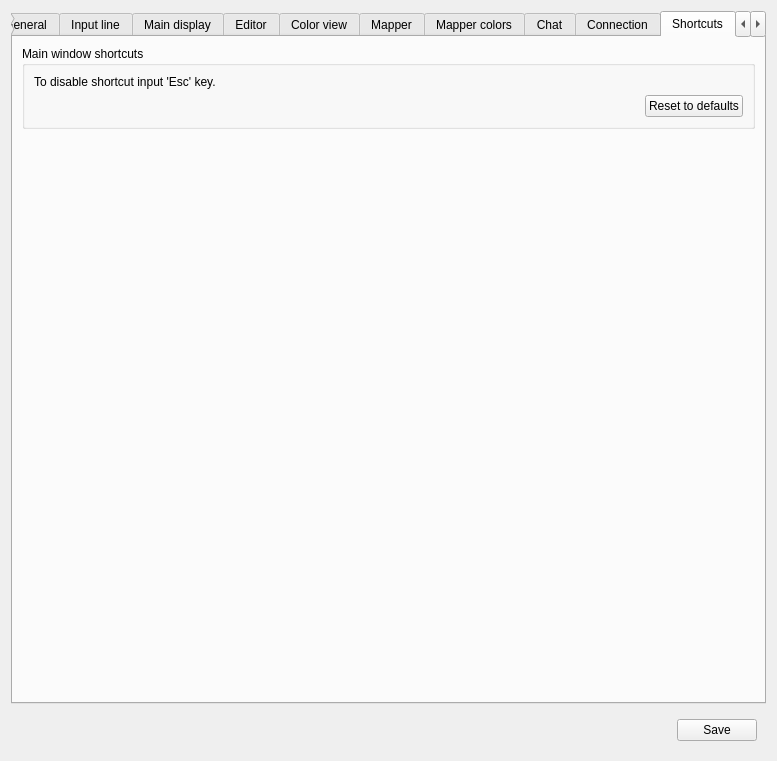
This is src/ui/profile_preferences.ui in Mudlet/Mudlet as Qt 5 draws it before an edit. The edited form follows.
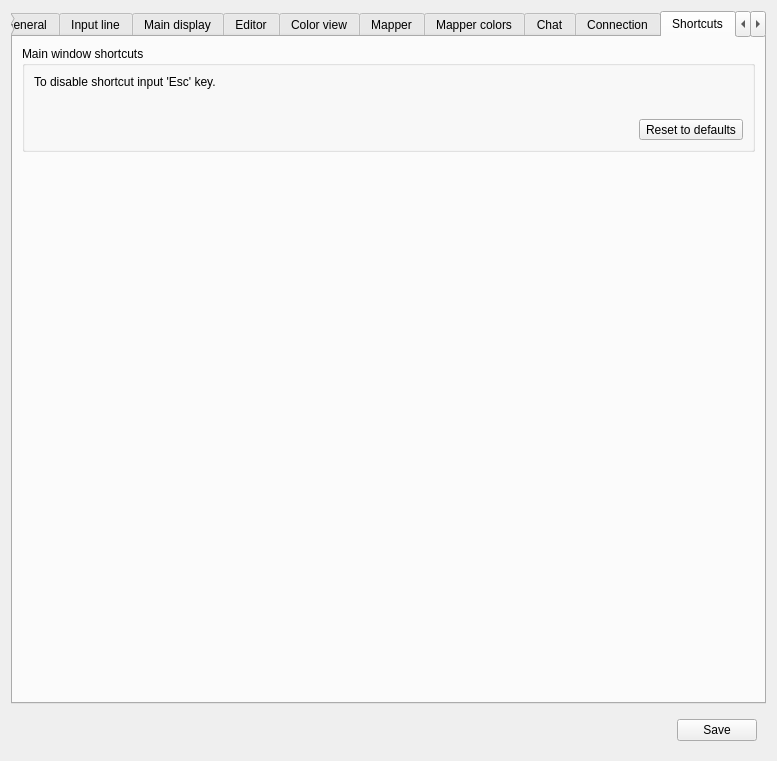
This is the edited form. The open tabs and pages were chosen to show the change. Icons and pictures are not drawn. Custom widgets are drawn as their Qt base class.

Commit message: Improve: fixup layout and tab-ordering for preferences dialogue

What changed in the file:
```diff
--- a/src/ui/profile_preferences.ui
+++ b/src/ui/profile_preferences.ui
@@ -3361,9 +3361,9 @@
       <attribute name="title">
        <string>Shortcuts</string>
       </attribute>
-      <layout class="QGridLayout" name="gridLayout_3">
-       <item row="0" column="0">
-        <widget class="QGroupBox" name="verticalLayout_main_window_shortcuts">
+      <layout class="QVBoxLayout" name="vBoxLayout_tab_shortcuts">
+       <item>
+        <widget class="QGroupBox" name="groupBox_main_window_shortcuts">
          <property name="sizePolicy">
           <sizepolicy hsizetype="Preferred" vsizetype="Preferred">
            <horstretch>0</horstretch>
@@ -3394,14 +3394,16 @@
            </widget>
           </item>
           <item>
+           <widget class="QFrame" name="frame_shortcuts">
            <layout class="QGridLayout" name="gridLayout_groupBox_shortcuts">
             <property name="horizontalSpacing">
              <number>20</number>
             </property>
            </layout>
+           </widget>
           </item>
           <item alignment="Qt::AlignRight">
-           <widget class="QPushButton" name="pushButton_resetMainWindowShortctus">
+           <widget class="QToolButton" name="toolButton_resetMainWindowShortcuts">
             <property name="text">
              <string>Reset to defaults</string>
             </property>
@@ -3410,8 +3412,8 @@
          </layout>
         </widget>
        </item>
-       <item row="1" column="0">
-        <spacer name="verticalSpacer">
+       <item>
+        <spacer name="verticalSpacer_shortcuts">
          <property name="orientation">
           <enum>Qt::Vertical</enum>
          </property>
```
Left out of the diff: 13 changed lines with no effect on the pictures. Lines whose indentation alone changed are shown as unchanged. The commit also changes 1 other file.
